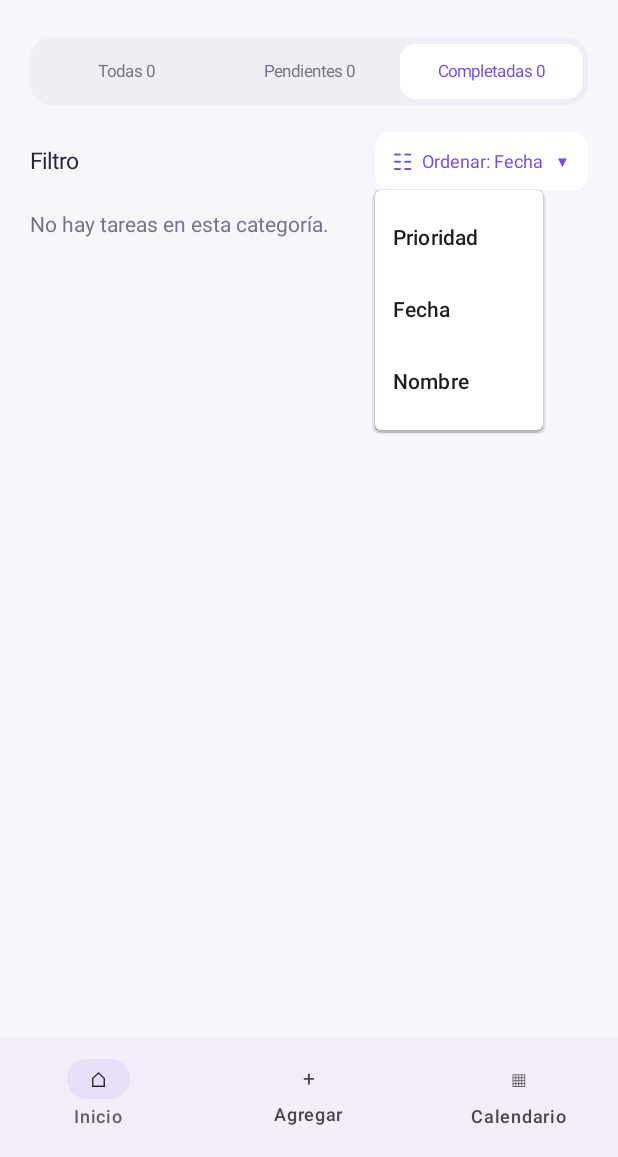
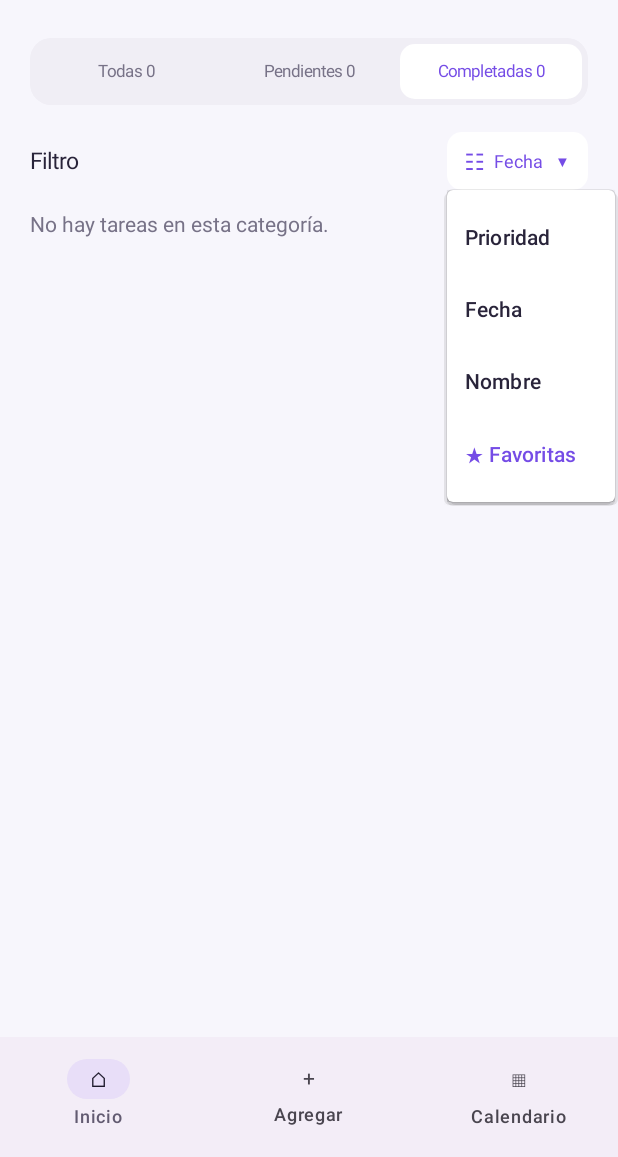
Before and after one commit to Sapsara64/TaskilyApp, an Android app built with Jetpack Compose: the screen it shows after launch (MainActivity), after a tap on an icon or button, on a phone screen of 412 x 824 dp, the part 79-1236 px from its top. Run offline under Robolectric (Android 15) with nearby library versions, the phone set to English and light mode, and no system bars; 3 other taps on this screen came first.

Commit message:
Implementacion de favoritos

```diff
--- a/app/src/main/java/com/example/holamundo/Inicio.kt
+++ b/app/src/main/java/com/example/holamundo/Inicio.kt
@@ -1,3 +1,4 @@
+
 package com.example.holamundo
 
 import androidx.compose.foundation.background
@@ -12,7 +13,6 @@ import androidx.compose.ui.Alignment
 import androidx.compose.ui.Modifier
 import androidx.compose.ui.draw.clip
 import androidx.compose.ui.graphics.Color
-import androidx.compose.ui.text.font.FontWeight
 import androidx.compose.ui.unit.dp
 import androidx.compose.ui.unit.sp
 
@@ -24,12 +24,15 @@ fun Inicio(
     orden: String,
     cambiarOrden: (String) -> Unit,
     alSeleccionarTarea: (Tarea) -> Unit,
+    alCambiarFavorita: (Tarea) -> Unit,
     modifier: Modifier = Modifier
 ) {
 
     var menuAbierto by remember {
         mutableStateOf(false)
     }
+
+    // FILTROS SUPERIORES
 
     val tareasFiltradas = tareas.filter { tarea ->
         when (filtro) {
@@ -38,6 +41,8 @@ fun Inicio(
             else -> true
         }
     }
+
+    // ORDENAMIENTO Y FILTRO DE FAVORITAS
 
     val tareasOrdenadas = when (orden) {
 
@@ -55,6 +60,10 @@ fun Inicio(
 
         "Nombre" -> tareasFiltradas.sortedBy {
             it.nombre.lowercase()
+        }
+
+        "Favoritas" -> tareasFiltradas.filter {
+            it.favorita
         }
 
         else -> tareasFiltradas
@@ -77,7 +86,7 @@ fun Inicio(
 
         Spacer(modifier = Modifier.height(25.dp))
 
-        // MENU DE FILTROS
+        // FILTROS SUPERIORES
 
         Row(
             modifier = Modifier
@@ -114,10 +123,11 @@ fun Inicio(
                         .weight(1f)
                         .clip(RoundedCornerShape(10.dp))
                         .background(
-                            if (seleccionado)
+                            if (seleccionado) {
                                 Color.White
-                            else
+                            } else {
                                 Color.Transparent
+                            }
                         )
                         .clickable {
                             cambiarFiltro(opcion)
@@ -132,10 +142,11 @@ fun Inicio(
                     Text(
                         text = "$opcion $cantidad",
                         fontSize = 11.sp,
-                        color = if (seleccionado)
+                        color = if (seleccionado) {
                             Color(0xFF754CE6)
-                        else
+                        } else {
                             Color(0xFF777287)
+                        }
                     )
                 }
             }
@@ -143,7 +154,7 @@ fun Inicio(
 
         Spacer(modifier = Modifier.height(18.dp))
 
-        // FILTRO DE ORDENAMIENTO
+        // MENU DE ORDENAMIENTO
 
         Row(
             modifier = Modifier.fillMaxWidth(),
@@ -182,7 +193,11 @@ fun Inicio(
                     Spacer(modifier = Modifier.width(7.dp))
 
                     Text(
-                        text = "Ordenar: $orden",
+                        text = if (orden == "Favoritas") {
+                            "Favoritas"
+                        } else {
+                            "$orden"
+                        },
                         fontSize = 12.sp,
                         color = Color(0xFF754CE6)
                     )
@@ -207,13 +222,24 @@ fun Inicio(
                     listOf(
                         "Prioridad",
                         "Fecha",
-                        "Nombre"
+                        "Nombre",
+                        "Favoritas"
                     ).forEach { opcion ->
-
 
                         DropdownMenuItem(
                             text = {
-                                Text(opcion)
+                                Text(
+                                    text = if (opcion == "Favoritas") {
+                                        "★ Favoritas"
+                                    } else {
+                                        opcion
+                                    },
+                                    color = if (opcion == "Favoritas") {
+                                        Color(0xFF754CE6)
+                                    } else {
+                                        Color(0xFF29243A)
+                                    }
+                                )
                             },
                             onClick = {
                                 cambiarOrden(opcion)
@@ -225,8 +251,6 @@ fun Inicio(
             }
         }
 
-
-
         Spacer(modifier = Modifier.height(15.dp))
 
         // LISTA DE TAREAS
@@ -234,7 +258,11 @@ fun Inicio(
         if (tareasOrdenadas.isEmpty()) {
 
             Text(
-                text = "No hay tareas en esta categoría.",
+                text = if (orden == "Favoritas") {
+                    "Todavía no tienes tareas favoritas."
+                } else {
+                    "No hay tareas en esta categoría."
+                },
                 fontSize = 14.sp,
                 color = Color(0xFF777287)
             )
@@ -256,7 +284,11 @@ fun Inicio(
                         tarea = tarea,
                         alHacerClic = {
                             alSeleccionarTarea(tarea)
-                        }
+                        },
+                        alCambiarFavorita = {
+                            alCambiarFavorita(tarea)
+                        },
+                        mostrarFavorita = true
                     )
                 }
             }
--- a/app/src/main/java/com/example/holamundo/TareasStorage.kt
+++ b/app/src/main/java/com/example/holamundo/TareasStorage.kt
@@ -1,3 +1,4 @@
+
 package com.example.holamundo
 
 import android.content.Context
@@ -22,6 +23,7 @@ fun guardarTareas(context: Context, tareas: List<Tarea>) {
             put("hora", tarea.hora)
             put("horaRecordatorio", tarea.horaRecordatorio)
             put("recordatorioActivo", tarea.recordatorioActivo)
+            put("favorita", tarea.favorita)
         }
 
         jsonArray.put(objeto)
@@ -52,7 +54,8 @@ fun cargarTareas(context: Context): List<Tarea> {
                 categoria = objeto.optString("categoria", "Otros"),
                 hora = objeto.optString("hora", ""),
                 horaRecordatorio = objeto.optString("horaRecordatorio", "09:00"),
-                recordatorioActivo = objeto.optBoolean("recordatorioActivo", true)
+                recordatorioActivo = objeto.optBoolean("recordatorioActivo", true),
+                favorita = objeto.optBoolean("favorita", false)
             )
         }
     } catch (e: Exception) {
```
Also changed, not shown: app/src/main/java/com/example/holamundo/MainActivity.kt (+18 -2 lines), app/src/main/java/com/example/holamundo/TarjetaTarea.kt (+64 -11 lines).
